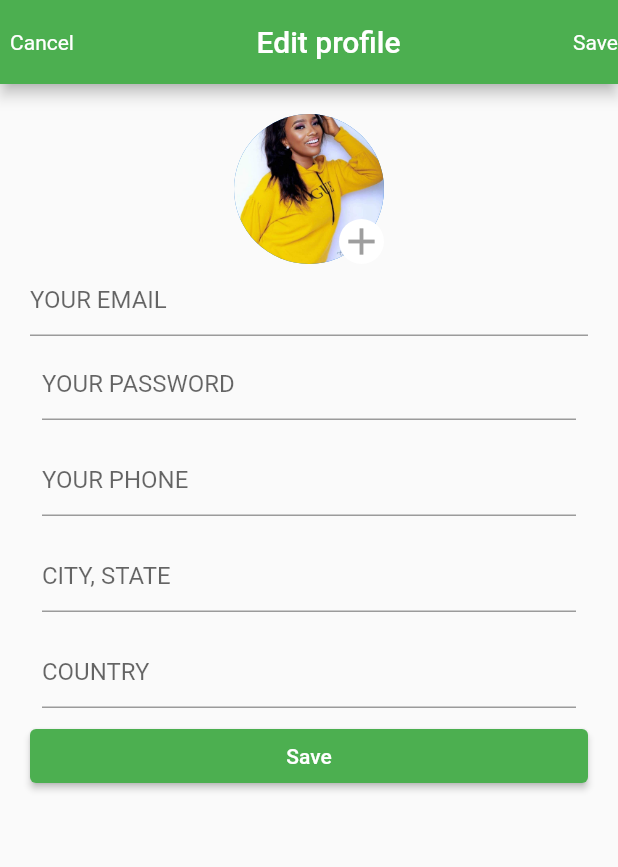
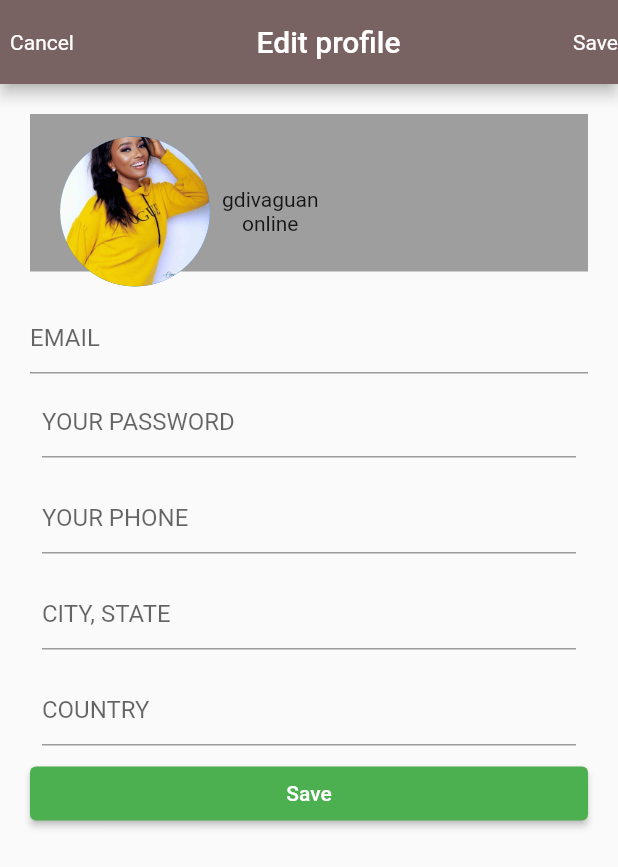
Before and after one commit to kingsleynnajide/edit_profile, a Flutter app: the screen it shows after launch, on a phone screen of 412 x 824 dp. Shown: the top 867 px of the screen. Run offline on Flutter 3.47's test engine with Material 2 defaults, Android fonts, the light colour scheme and no system bars.

Commit message:
learning stack and positionig 2

```diff
--- a/lib/main.dart
+++ b/lib/main.dart
@@ -14,7 +14,7 @@ class MainApp extends StatelessWidget {
       debugShowCheckedModeBanner: false,
       home: SafeArea(
         child: Scaffold(
-          appBar: AppBar(backgroundColor: Colors.green,
+          appBar: AppBar(backgroundColor: Color.fromARGB(255, 121, 98, 98),
             leading: Center(child: Text('Cancel')),
             title: Center(child: Text('Edit profile')),
             centerTitle: true,
@@ -27,38 +27,44 @@ class MainApp extends StatelessWidget {
               child: Container(
                 child: Column(children: [
                   Stack(
+                    clipBehavior: Clip.none,
+                    children: [
+                      Container(
+                        height: 105,
+                        width: MediaQuery.of(context).size.width,
+                        color: Colors.grey,
+                      ),
+                      Positioned(
+                        bottom:-10,
+                        left: 20,
+                        child: Row(
                           children: [
                             CircleAvatar(
                                 radius: 50,
                                 backgroundImage: Image.asset('assets/images/profile_picture.jpg').image
                                       ),
-                Positioned(
-                  bottom: 0,
-                  right: 0,
-
-                  child: Container(
-                    height: 30,
-                    width: 30,
-                    decoration: BoxDecoration(
-                      color: Colors.white,
-                      borderRadius: BorderRadius.circular(50)
-                    ),
-                    child: Icon(Icons.add,
-                    size: 30,
-                    color: Colors.grey,),
-                  ),
+                                      Padding(
+                                        padding: const EdgeInsets.all(8.0),
+                                        child: Column(children: [
+                                          Text('gdivaguan'),
+                                          Text('online'),
+                                        ],),
                                       )
-
-
                           ],
                         ),
-                SizedBox(
+                      ),
+                    ],
+                  ),
+                Padding(
+                  padding: const EdgeInsets.only(top: 20),
+                  child: SizedBox(
 
                     width: 400,
 
                     child: TextField(
-                    decoration: InputDecoration(hintText: 'YOUR EMAIL'),
+                      decoration: InputDecoration(hintText: 'EMAIL'),
 
+                    ),
                   ),
                 ),
                 SizedBox(
@@ -113,7 +119,8 @@ class MainApp extends StatelessWidget {
                 SizedBox(
                   width: 400,
 
-                  child: ElevatedButton(onPressed: (){}, child: Text('Save'), style: ButtonStyle(backgroundColor: MaterialStateProperty.all(Colors.green)),))
+                  child: ElevatedButton(onPressed: (){}, child: Text('Save'),
+                  style: ButtonStyle(backgroundColor: MaterialStateProperty.all(Colors.green)),))
 
                 ],),
               ),
```
Lines whose indentation alone changed are shown as unchanged.
